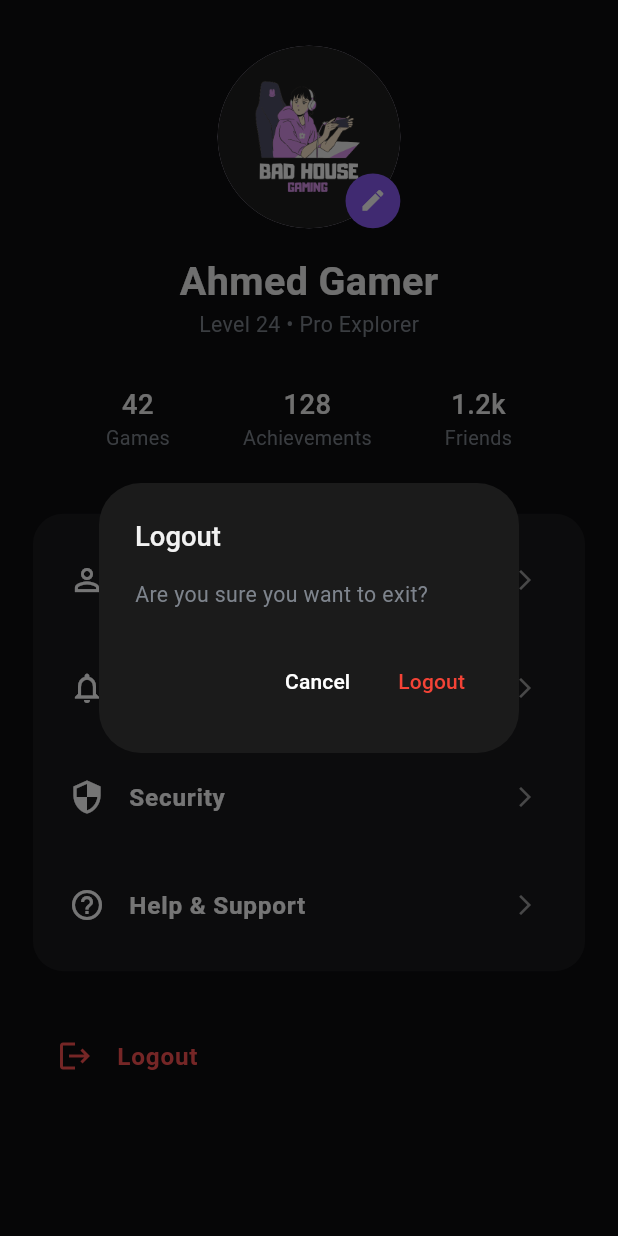
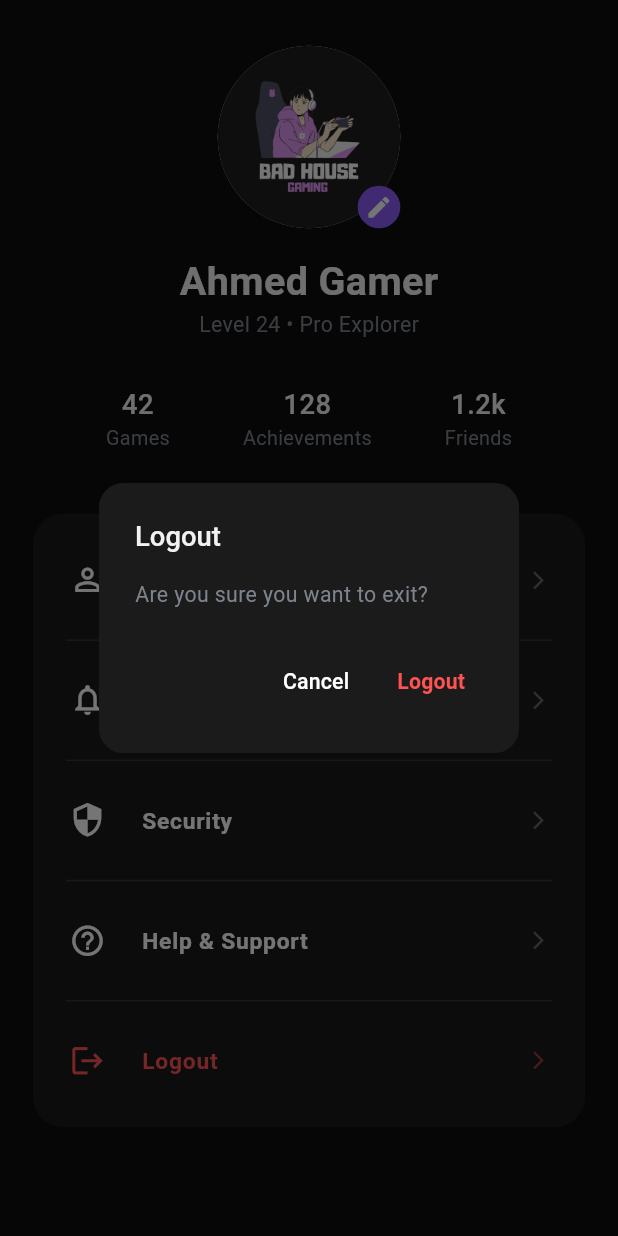
Before and after one commit to AhmedMahmoud221/game_haven, a Flutter app: the ProfileScreen screen opened by its route, after a tap on "Logout", on a phone screen of 412 x 824 dp. Run offline on Flutter 3.47's test engine with Material 3 defaults, Android fonts, the phone set to English and light mode, and no system bars; our stand-ins replace bloc, dio, firebase_core, flutter_bloc, flutter_screenutil, flutter_secure_storage and 4 more; accounts and stored records are empty; generated files the repository leaves out were written again.

Commit message:
refactor: Restructure profile feature by moving profile_screen and its components to a new directory

```diff
--- a/lib/core/routing/app_router.dart
+++ b/lib/core/routing/app_router.dart
@@ -13,7 +13,7 @@ import 'package:game_haven/features/home/ui/main_wrapper.dart';
 import 'package:game_haven/features/home/ui/widgets/favorites_screen.dart';
 import 'package:game_haven/features/home/ui/widgets/game_details_screen.dart';
 import 'package:game_haven/features/onboarding/onboarding_screen.dart';
-import 'package:game_haven/features/profile/profile_screen.dart';
+import 'package:game_haven/features/profile/ui/profile_screen.dart';
 
 class AppRouter {
   Route? generateRoute(RouteSettings settings) {
--- a/lib/features/home/ui/main_wrapper.dart
+++ b/lib/features/home/ui/main_wrapper.dart
@@ -4,7 +4,7 @@ import 'package:game_haven/core/di/dependency_injection.dart';
 import 'package:game_haven/features/home/ui/home_screen.dart';
 import 'package:game_haven/features/home/logic/cubit/home_cubit.dart';
 import 'package:game_haven/features/library/library_screen.dart';
-import 'package:game_haven/features/profile/profile_screen.dart';
+import 'package:game_haven/features/profile/ui/profile_screen.dart';
 import 'package:game_haven/features/search/search_screen.dart';
 import 'package:game_haven/features/store/store_screen.dart';
 
--- a/lib/features/profile/profile_screen.dart
+++ /dev/null
@@ -1,147 +0,0 @@
-import 'package:flutter/material.dart';
-import 'package:flutter_bloc/flutter_bloc.dart';
-import 'package:flutter_screenutil/flutter_screenutil.dart';
-import 'package:game_haven/core/helpers/extensions.dart';
-import 'package:game_haven/core/helpers/spacing.dart';
-import 'package:game_haven/core/routing/routes.dart';
-import 'package:game_haven/core/theming/colors.dart';
-import 'package:game_haven/core/theming/styles.dart';
-import 'package:game_haven/features/auth/logic/cubit/login_cubit.dart';
-
-class ProfileScreen extends StatelessWidget {
-  const ProfileScreen({super.key});
-
-  @override
-  Widget build(BuildContext context) {
-    return Scaffold(
-      backgroundColor: ColorsManager.mainBackground,
-      body: SafeArea(
-        child: SingleChildScrollView(
-          padding: EdgeInsets.symmetric(horizontal: 20.w),
-          child: Column(
-            children: [
-              verticalSpace(30),
-              // 1. Header (صورة البروفايل والاسم)
-              Center(
-                child: Column(
-                  children: [
-                    Stack(
-                      alignment: Alignment.bottomRight,
-                      children: [
-                        CircleAvatar(
-                          radius: 60.r,
-                          backgroundImage: const AssetImage('assets/images/login_logo.png'),
-                        ),
-                        CircleAvatar(
-                          radius: 18.r,
-                          backgroundColor: ColorsManager.mainPurple,
-                          child: Icon(Icons.edit, color: Colors.white, size: 18.sp),
-                        ),
-                      ],
-                    ),
-                    verticalSpace(16),
-                    Text('Ahmed Gamer', style: TextStyles.font26WhiteSemiBold),
-                    Text('Level 24 • Pro Explorer', style: TextStyles.font14GreyRegular),
-                  ],
-                ),
-              ),
-
-              verticalSpace(30),
-              // 2. Stats Row (أرقام سريعة)
-              Row(
-                mainAxisAlignment: MainAxisAlignment.spaceEvenly,
-                children: [
-                  _buildStatItem('Games', '42'),
-                  _buildStatItem('Achievements', '128'),
-                  _buildStatItem('Friends', '1.2k'),
-                ],
-              ),
-
-              verticalSpace(40),
-              // 3. Settings Menu (قائمة الخيارات)
-              _buildMenuCard([
-                _buildMenuItem(context, Icons.person_outline, 'Edit Profile'),
-                _buildMenuItem(context, Icons.notifications_none, 'Notifications'),
-                _buildMenuItem(context, Icons.security, 'Security'),
-                _buildMenuItem(context, Icons.help_outline, 'Help & Support'),
-              ]),
-
-              verticalSpace(20),
-              // زرار تسجيل الخروج
-              _buildMenuItem(context, Icons.logout, 'Logout', isLogout: true),
-              verticalSpace(40),
-            ],
-          ),
-        ),
-      ),
-    );
-  }
-
-  // Widget للأرقام الإحصائية
-  Widget _buildStatItem(String label, String value) {
-    return Column(
-      children: [
-        Text(value, style: TextStyles.font18WhiteMedium),
-        Text(label, style: TextStyles.font13GreyRegular),
-      ],
-    );
-  }
-
-  // Widget لكارت المنيو
-  Widget _buildMenuCard(List<Widget> items) {
-    return Container(
-      padding: EdgeInsets.all(8),
-      decoration: BoxDecoration(
-        color: ColorsManager.cardGrey,
-        borderRadius: BorderRadius.circular(20.r),
-      ),
-      child: Column(children: items),
-    );
-  }
-
-  // ignore: strict_top_level_inference
-  Widget _buildMenuItem(BuildContext context, IconData icon, String title, {bool isLogout = false}) {
-    return Padding(
-      padding: EdgeInsets.symmetric(vertical: 8.h),
-      child: ListTile(
-        leading: Icon(icon, color: isLogout ? Colors.redAccent : Colors.white),
-        title: Text(
-          title,
-          style: TextStyles.font16WhiteSemiBold.copyWith(
-            color: isLogout ? Colors.redAccent : Colors.white,
-          ),
-        ),
-        trailing: isLogout ? null : const Icon(Icons.arrow_forward_ios, color: Colors.grey, size: 16),
-        onTap: () {
-          showDialog(
-            context: context,
-            builder: (dialogContext) => AlertDialog(
-              title: Text("Logout", style: TextStyles.font18WhiteMedium),
-              content: Text("Are you sure you want to exit?", style: TextStyles.font14GreyRegular),
-              backgroundColor: const Color.fromARGB(255, 27, 27, 27),
-              actions: [
-                TextButton(
-                  onPressed: () => Navigator.pop(dialogContext),
-                  child: const Text("Cancel", style: TextStyle(color: Colors.white))
-                ),
-                TextButton(
-                  onPressed: () async {
-                    await context.read<LoginCubit>().logout();
-
-                    if (context.mounted) {
-                      context.pushNamedAndRemoveUntil(
-                        Routes.loginScreen,
-                        predicate: (route) => false,
-                      );
-                    }
-                  },
-                  child: const Text("Logout", style: TextStyle(color: Colors.red)),
-                ),
-              ],
-            ),
-          );
-        },
-      ),
-    );
-  }
-}
--- /dev/null
+++ b/lib/features/profile/ui/profile_screen.dart
@@ -0,0 +1,39 @@
+import 'package:flutter/material.dart';
+import 'package:flutter_screenutil/flutter_screenutil.dart';
+import 'package:game_haven/core/helpers/spacing.dart';
+import 'package:game_haven/core/theming/colors.dart';
+import 'package:game_haven/features/profile/ui/widgets/profile_header.dart';
+import 'package:game_haven/features/profile/ui/widgets/profile_menu_items.dart';
+import 'package:game_haven/features/profile/ui/widgets/profile_stats.dart';
+
+class ProfileScreen extends StatelessWidget {
+  const ProfileScreen({super.key});
+
+  @override
+  Widget build(BuildContext context) {
+    return Scaffold(
+      backgroundColor: ColorsManager.mainBackground,
+      body: SafeArea(
+        child: SingleChildScrollView(
+          padding: EdgeInsets.symmetric(horizontal: 20.w),
+          child: Column(
+            children: [
+              // profile header
+              verticalSpace(30),
+              const ProfileHeader(),
+              verticalSpace(30),
+
+              // profile stats
+              const ProfileStats(),
+              verticalSpace(40),
+
+              // profile menu items
+              const ProfileMenuItems(),
+              verticalSpace(30),
+            ],
+          ),
+        ),
+      ),
+    );
+  }
+}
--- /dev/null
+++ b/lib/features/profile/ui/widgets/profile_header.dart
@@ -0,0 +1,38 @@
+import 'package:flutter/material.dart';
+import 'package:flutter_screenutil/flutter_screenutil.dart';
+import 'package:game_haven/core/helpers/spacing.dart';
+import 'package:game_haven/core/theming/colors.dart';
+import 'package:game_haven/core/theming/styles.dart';
+
+class ProfileHeader extends StatelessWidget {
+  const ProfileHeader({super.key});
+
+  @override
+  Widget build(BuildContext context) {
+    return Column(
+      children: [
+        Stack(
+          alignment: Alignment.bottomRight,
+          children: [
+            CircleAvatar(
+              radius: 60.r,
+              backgroundImage: const AssetImage('assets/images/login_logo.png'),
+            ),
+            _buildEditIcon(),
+          ],
+        ),
+        verticalSpace(16),
+        Text('Ahmed Gamer', style: TextStyles.font26WhiteSemiBold),
+        Text('Level 24 • Pro Explorer', style: TextStyles.font14GreyRegular),
+      ],
+    );
+  }
+
+  Widget _buildEditIcon() {
+    return CircleAvatar(
+      radius: 14.r,
+      backgroundColor: ColorsManager.mainPurple,
+      child: Icon(Icons.edit, color: Colors.white, size: 18.sp),
+    );
+  }
+}
--- /dev/null
+++ b/lib/features/profile/ui/widgets/profile_menu_items.dart
@@ -0,0 +1,128 @@
+import 'package:flutter/material.dart';
+import 'package:flutter_bloc/flutter_bloc.dart';
+import 'package:flutter_screenutil/flutter_screenutil.dart';
+import 'package:game_haven/core/helpers/extensions.dart';
+import 'package:game_haven/core/routing/routes.dart';
+import 'package:game_haven/core/theming/colors.dart';
+import 'package:game_haven/core/theming/styles.dart';
+import 'package:game_haven/features/auth/logic/cubit/login_cubit.dart';
+
+class ProfileMenuItems extends StatelessWidget {
+  const ProfileMenuItems({super.key});
+
+  @override
+  Widget build(BuildContext context) {
+    return Container(
+      padding: EdgeInsets.symmetric(vertical: 12.h),
+      decoration: BoxDecoration(
+        color: ColorsManager.cardGrey,
+        borderRadius: BorderRadius.circular(20.r),
+      ),
+      child: ListView.separated(
+        shrinkWrap: true,
+        physics: const NeverScrollableScrollPhysics(),
+        padding: EdgeInsets.zero,
+        itemCount: 5,
+        separatorBuilder: (context, index) => Divider(
+          color: Colors.white.withAlpha(30),
+          thickness: 1,
+          indent: 20.w,
+          endIndent: 20.w,
+        ),
+        itemBuilder: (context, index) {
+          final items = [
+            {'icon': Icons.person_outline, 'title': 'Edit Profile', 'isLogout': false, 'onTap': () {}},
+            {'icon': Icons.notifications_none, 'title': 'Notifications', 'isLogout': false, 'onTap': () {}},
+            {'icon': Icons.security, 'title': 'Security', 'isLogout': false, 'onTap': () {}},
+            {'icon': Icons.help_outline, 'title': 'Help & Support', 'isLogout': false, 'onTap': () {}},
+            {'icon': Icons.logout, 'title': 'Logout', 'isLogout': true, 'onTap': () => _showLogoutDialog(context)},
+          ];
+
+          return _MenuTile(
+            icon: items[index]['icon'] as IconData,
+            title: items[index]['title'] as String,
+            isLogout: items[index]['isLogout'] as bool,
+            onTap: items[index]['onTap'] as VoidCallback,
+          );
+        },
+      ),
+    );
+  }
+
+  // Logout Dialog Function
+  void _showLogoutDialog(BuildContext context) {
+    showDialog(
+      context: context,
+      builder: (dialogContext) => AlertDialog(
+        backgroundColor: const Color(0xFF1B1B1B),
+        shape: RoundedRectangleBorder(borderRadius: BorderRadius.circular(16.r)),
+        title: Text("Logout", style: TextStyles.font18WhiteMedium),
+        content: Text(
+          "Are you sure you want to exit?",
+          style: TextStyles.font14GreyRegular,
+        ),
+        actions: [
+          TextButton(
+            onPressed: () => Navigator.pop(dialogContext),
+            child: Text("Cancel", style: TextStyle(color: Colors.white, fontSize: 14.sp)),
+          ),
+          TextButton(
+            onPressed: () async {
+              await context.read<LoginCubit>().logout();
+              if (context.mounted) {
+                context.pushNamedAndRemoveUntil(
+                  Routes.loginScreen,
+                  predicate: (route) => false,
+                );
+              }
+            },
+            child: Text("Logout", style: TextStyle(color: Colors.redAccent, fontSize: 14.sp, fontWeight: FontWeight.bold)),
+          ),
+        ],
+      ),
+    );
+  }
+}
+
+// Menu Tile Widget
+class _MenuTile extends StatelessWidget {
+  final IconData icon;
+  final String title;
+  final VoidCallback onTap;
+  final bool isLogout;
+
+  const _MenuTile({
+    required this.icon,
+    required this.title,
+    required this.onTap,
+    this.isLogout = false,
+  });
+
+  @override
+  Widget build(BuildContext context) {
+    final Color contentColor = isLogout ? Colors.redAccent : Colors.white;
+
+    return Padding(
+      padding: EdgeInsets.symmetric(vertical: 4.h),
+      child: ListTile(
+        onTap: onTap,
+        leading: Container(
+          padding: EdgeInsets.all(8.r),
+          child: Icon(icon, color: contentColor, size: 24.sp),
+        ),
+        title: Text(
+          title,
+          style: TextStyles.font16WhiteSemiBold.copyWith(
+            color: contentColor,
+            fontSize: 15.sp,
+          ),
+        ),
+        trailing: Icon(
+          Icons.arrow_forward_ios,
+          color: isLogout ? Colors.redAccent.withAlpha(150) : Colors.grey.withAlpha(150),
+          size: 14.sp,
+        ),
+      ),
+    );
+  }
+}
--- /dev/null
+++ b/lib/features/profile/ui/widgets/profile_stats.dart
@@ -0,0 +1,31 @@
+import 'package:flutter/material.dart';
+import 'package:game_haven/core/theming/styles.dart';
+
+class ProfileStats extends StatelessWidget {
+  const ProfileStats({super.key});
+
+  @override
+  Widget build(BuildContext context) {
+    return Row(
+      mainAxisAlignment: MainAxisAlignment.spaceEvenly,
+      children: const [
+        _StatItem(label: 'Games', value: '42'),
+        _StatItem(label: 'Achievements', value: '128'),
+        _StatItem(label: 'Friends', value: '1.2k'),
+      ],
+    );
+  }
+}
+
+class _StatItem extends StatelessWidget {
+  final String label, value;
+  const _StatItem({required this.label, required this.value});
+
+  @override
+  Widget build(BuildContext context) => Column(
+    children: [
+      Text(value, style: TextStyles.font18WhiteMedium),
+      Text(label, style: TextStyles.font13GreyRegular),
+    ],
+  );
+}
--- a/lib/features/store/store_screen.dart
+++ b/lib/features/store/store_screen.dart
@@ -18,7 +18,10 @@ class StoreScreen extends StatelessWidget {
         child: CustomScrollView(
           slivers: [
             // 1. (Latest, Curated, etc.)
-            const SliverToBoxAdapter(child: StoreTopChips()),
+            SliverToBoxAdapter(child: Padding(
+              padding: EdgeInsets.symmetric(vertical: 14.h),
+              child: const StoreTopChips(),
+            )),
 
             // 2.  Brand new adventures
             SliverToBoxAdapter(
```
Also changed, not shown: 1 other file.
